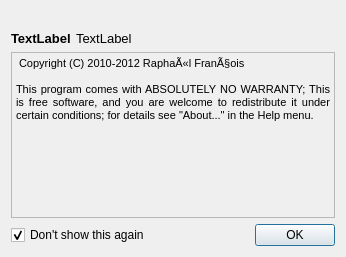
This is src/common/views/splash.ui in CtrlBrk/vstboard as Qt 5 draws it before an edit. The edited form follows.
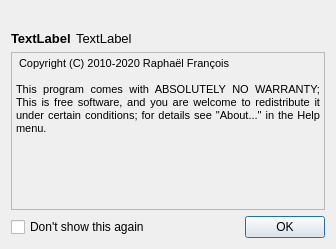
This is the edited form. Icons and pictures are not drawn.

```diff
--- a/src/common/views/splash.ui
+++ b/src/common/views/splash.ui
@@ -9,8 +9,8 @@
    <rect>
     <x>0</x>
     <y>0</y>
-    <width>346</width>
-    <height>257</height>
+    <width>336</width>
+    <height>249</height>
    </rect>
   </property>
   <property name="windowIcon">
@@ -120,6 +120,15 @@
           </color>
          </brush>
         </colorrole>
+        <colorrole role="PlaceholderText">
+         <brush brushstyle="NoBrush">
+          <color alpha="128">
+           <red>0</red>
+           <green>0</green>
+           <blue>0</blue>
+          </color>
+         </brush>
+        </colorrole>
        </active>
        <inactive>
         <colorrole role="WindowText">
@@ -158,6 +167,15 @@
           </color>
          </brush>
         </colorrole>
+        <colorrole role="PlaceholderText">
+         <brush brushstyle="NoBrush">
+          <color alpha="128">
+           <red>0</red>
+           <green>0</green>
+           <blue>0</blue>
+          </color>
+         </brush>
+        </colorrole>
        </inactive>
        <disabled>
         <colorrole role="WindowText">
@@ -196,6 +214,15 @@
           </color>
          </brush>
         </colorrole>
+        <colorrole role="PlaceholderText">
+         <brush brushstyle="NoBrush">
+          <color alpha="128">
+           <red>0</red>
+           <green>0</green>
+           <blue>0</blue>
+          </color>
+         </brush>
+        </colorrole>
        </disabled>
       </palette>
      </property>
@@ -207,8 +234,8 @@
 &lt;html&gt;&lt;head&gt;&lt;meta name=&quot;qrichtext&quot; content=&quot;1&quot; /&gt;&lt;style type=&quot;text/css&quot;&gt;
 p, li { white-space: pre-wrap; }
 &lt;/style&gt;&lt;/head&gt;&lt;body style=&quot; font-family:'MS Shell Dlg 2'; font-size:8.25pt; font-weight:400; font-style:normal;&quot;&gt;
-&lt;p align=&quot;justify&quot; style=&quot; margin-top:0px; margin-bottom:0px; margin-left:0px; margin-right:0px; -qt-block-indent:0; text-indent:0px;&quot;&gt;&lt;span style=&quot; font-size:8pt;&quot;&gt; Copyright (C) 2010-2012 RaphaÃ«l FranÃ§ois&lt;/span&gt;&lt;/p&gt;
-&lt;p align=&quot;justify&quot; style=&quot;-qt-paragraph-type:empty; margin-top:0px; margin-bottom:0px; margin-left:0px; margin-right:0px; -qt-block-indent:0; text-indent:0px; font-size:8pt;&quot;&gt;&lt;/p&gt;
+&lt;p align=&quot;justify&quot; style=&quot; margin-top:0px; margin-bottom:0px; margin-left:0px; margin-right:0px; -qt-block-indent:0; text-indent:0px;&quot;&gt;&lt;span style=&quot; font-size:8pt;&quot;&gt; Copyright (C) 2010-2020 Raphaël François&lt;/span&gt;&lt;/p&gt;
+&lt;p align=&quot;justify&quot; style=&quot;-qt-paragraph-type:empty; margin-top:0px; margin-bottom:0px; margin-left:0px; margin-right:0px; -qt-block-indent:0; text-indent:0px; font-size:8pt;&quot;&gt;&lt;br /&gt;&lt;/p&gt;
 &lt;p align=&quot;justify&quot; style=&quot; margin-top:0px; margin-bottom:0px; margin-left:0px; margin-right:0px; -qt-block-indent:0; text-indent:0px;&quot;&gt;&lt;span style=&quot; font-size:8pt;&quot;&gt;This program comes with ABSOLUTELY NO WARRANTY; This is free software, and you are welcome to redistribute it under certain conditions; for details see &amp;quot;About...&amp;quot; in the Help menu.&lt;/span&gt;&lt;/p&gt;&lt;/body&gt;&lt;/html&gt;</string>
      </property>
      <property name="textInteractionFlags">
@@ -224,7 +251,7 @@
         <string>Don't show this again</string>
        </property>
        <property name="checked">
-        <bool>true</bool>
+        <bool>false</bool>
        </property>
       </widget>
      </item>
```
Left out of the diff: 1 changed line with no effect on the pictures.
